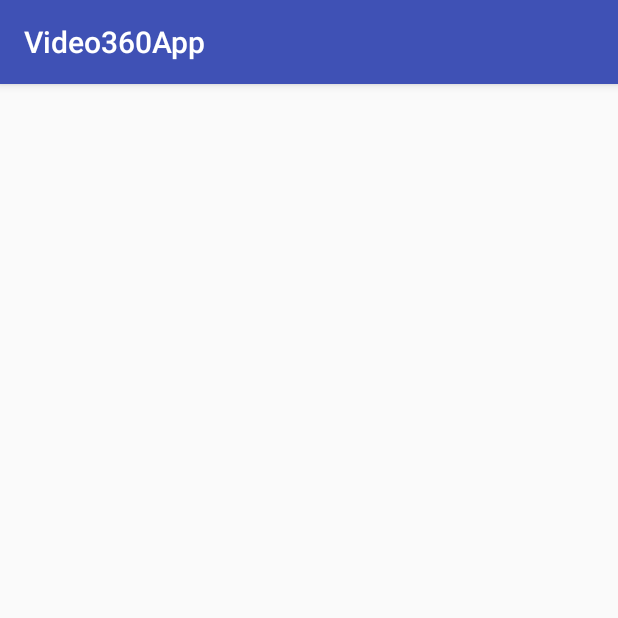
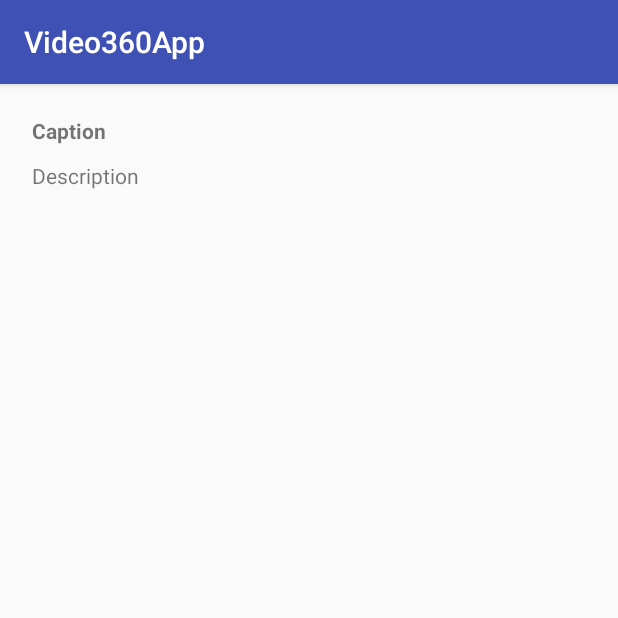
Before and after one commit to WalmartAndroidDemo/Video360App, an Android app: the VideoActivity screen opened directly, with no data from a screen before it, on a phone screen of 412 x 824 dp, the top half of it. Run offline under Robolectric (Android 15) with nearby library versions, the phone set to English and light mode, and no system bars.

Commit message:
fixed compilation errors. initial setup.
fixed compilation errors. initial setup.

```diff
--- a/app/src/main/res/layout/activity_video.xml
+++ b/app/src/main/res/layout/activity_video.xml
@@ -9,4 +9,44 @@
     android:paddingTop="@dimen/activity_vertical_margin"
     tools:context="com.walmart.apps.video360app.VideoActivity">
 
+    <RelativeLayout
+        android:layout_width="match_parent"
+        android:layout_height="wrap_content"
+        android:layout_alignParentTop="true"
+        android:layout_alignParentLeft="true"
+        android:layout_alignParentStart="true"
+        android:id="@+id/rlVideo">
+
+        <TextView
+            android:layout_width="wrap_content"
+            android:layout_height="wrap_content"
+            android:text="Caption"
+            android:id="@+id/tvCaption"
+            android:maxLines="1"
+            android:layout_gravity="center_horizontal"
+            android:layout_alignParentTop="true"
+            android:textStyle="bold"
+            android:padding="5dp" />
+
+        <TextView
+            android:layout_width="wrap_content"
+            android:layout_height="wrap_content"
+            android:text="Description"
+            android:id="@+id/tvDescription"
+            android:maxLines="2"
+            android:layout_below="@id/tvCaption"
+            android:padding="5dp" />
+
+
+    </RelativeLayout>
+
+
+    <FrameLayout
+        android:layout_width="fill_parent"
+        android:layout_height="match_parent"
+        android:layout_alignParentLeft="true"
+        android:layout_alignParentStart="true"
+        android:id="@+id/flContainer"
+        android:layout_below="@+id/rlVideo"></FrameLayout>
+
 </RelativeLayout>
--- a/app/src/main/res/values/strings.xml
+++ b/app/src/main/res/values/strings.xml
@@ -1,3 +1,4 @@
 <resources>
     <string name="app_name">Video360App</string>
+    <string name="home_label">Continue to watch 360 Video</string>
 </resources>
```
Also changed, not shown: app/build.gradle (+17 -0 lines), app/src/main/java/com/walmart/apps/video360app/EndlessScrollListener.java (added, +89 -0 lines), app/src/main/java/com/walmart/apps/video360app/fragement/BaseFragement.java (+8 -8 lines), app/src/main/java/com/walmart/apps/video360app/models/VideoAdapter.java (+6 -8 lines), app/src/main/res/layout/activity_home.xml (+9 -3 lines), app/src/main/res/layout/activity_landing.xml (+15 -0 lines), app/src/main/res/layout/fragement_video_list.xml (added, +14 -0 lines), app/src/main/res/layout/item_video.xml (added, +26 -0 lines).
